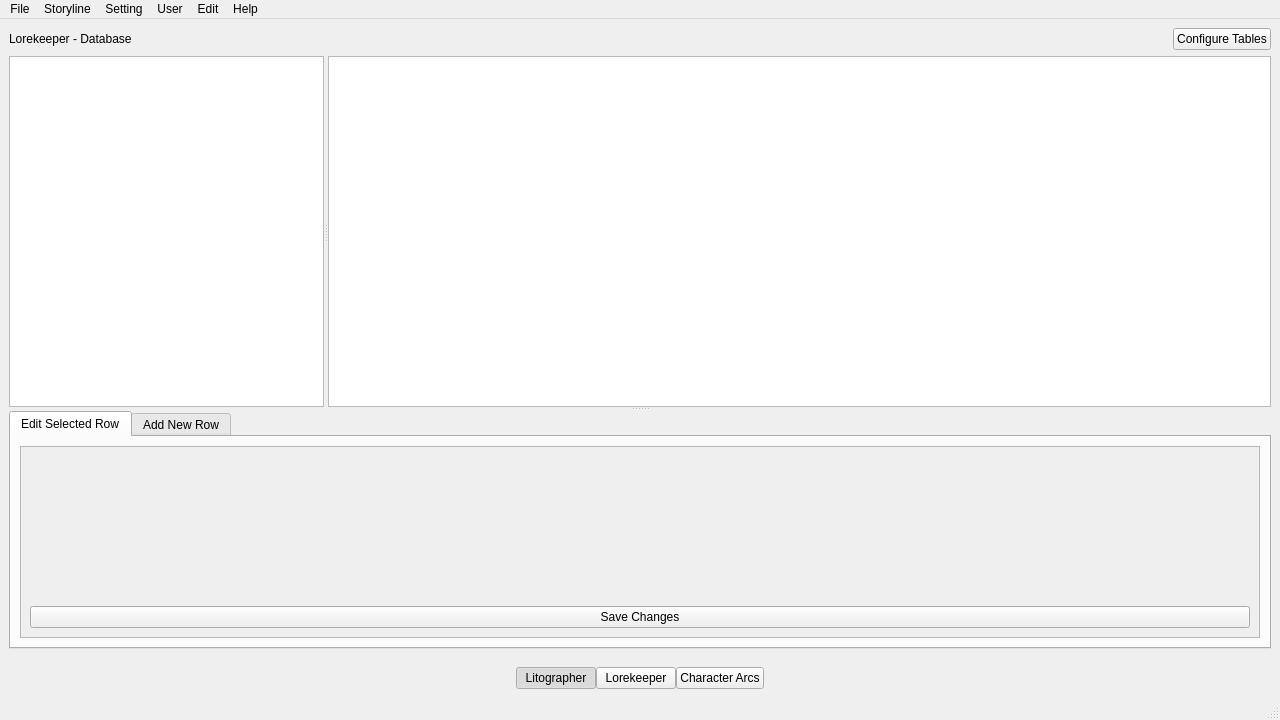
Above: storymaster/view/common/storymaster_main.ui from Bohndiggin/storymaster before the change. Below: the same form after it.
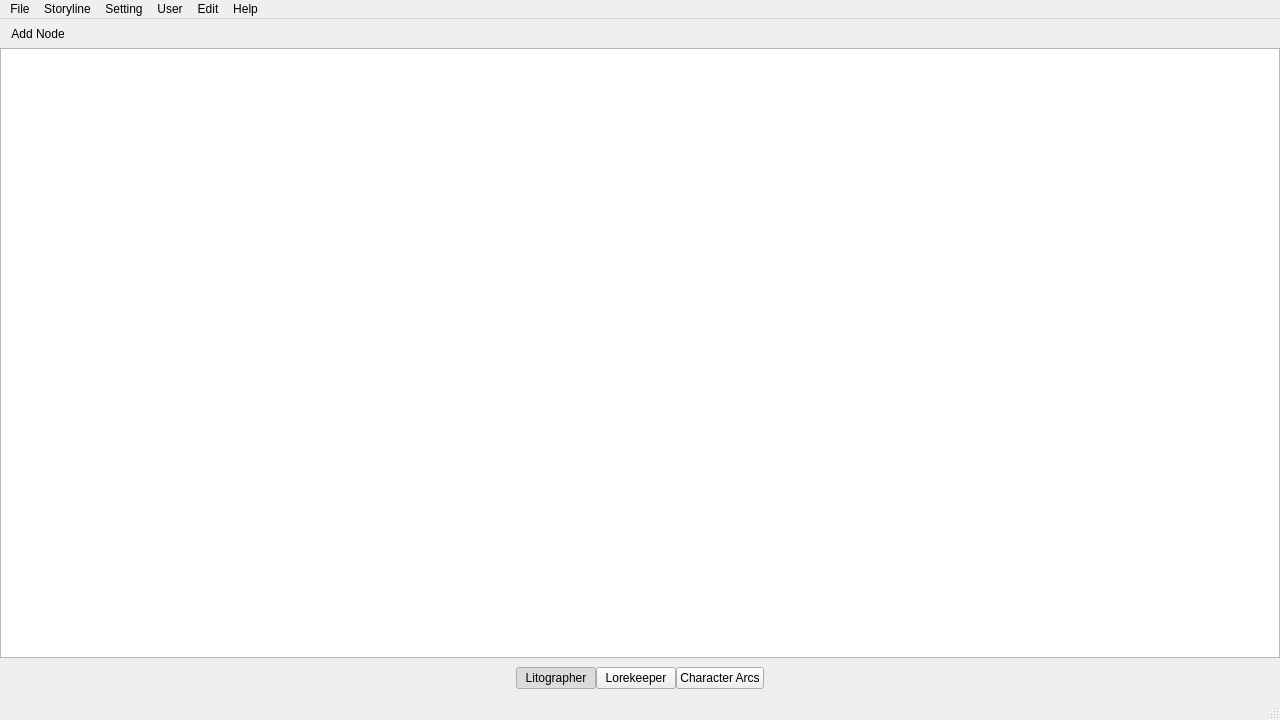
That is the form after the change. The open tabs and pages were chosen to show the change.

Diff of the .ui file:
```diff
--- a/storymaster/view/common/storymaster_main.ui
+++ b/storymaster/view/common/storymaster_main.ui
@@ -283,187 +283,6 @@
         </item>
        </layout>
       </widget>
-      <widget class="QWidget" name="lorekeeperPage">
-       <layout class="QVBoxLayout" name="verticalLayout_4">
-        <item>
-         <layout class="QHBoxLayout" name="lorekeeperHeaderLayout">
-          <item>
-           <widget class="QLabel" name="pageTitleLabel_2">
-            <property name="text">
-             <string>Lorekeeper - Database</string>
-            </property>
-            <property name="objectName">
-             <string>pageTitleLabel</string>
-            </property>
-           </widget>
-          </item>
-          <item>
-           <spacer name="horizontalSpacer">
-            <property name="orientation">
-             <enum>Qt::Horizontal</enum>
-            </property>
-            <property name="sizeHint" stdset="0">
-             <size>
-              <width>40</width>
-              <height>20</height>
-             </size>
-            </property>
-           </spacer>
-          </item>
-          <item>
-           <widget class="QPushButton" name="configureTablesButton">
-            <property name="text">
-             <string>Configure Tables</string>
-            </property>
-           </widget>
-          </item>
-         </layout>
-        </item>
-        <item>
-         <widget class="QSplitter" name="lorekeeperSplitter">
-          <property name="orientation">
-           <enum>Qt::Vertical</enum>
-          </property>
-          <widget class="QSplitter" name="horizontalSplitter">
-           <property name="orientation">
-            <enum>Qt::Horizontal</enum>
-           </property>
-           <widget class="QTreeView" name="databaseTreeView">
-            <property name="sizePolicy">
-             <sizepolicy hsizetype="Expanding" vsizetype="Expanding">
-              <horstretch>1</horstretch>
-              <verstretch>0</verstretch>
-             </sizepolicy>
-            </property>
-            <property name="minimumSize">
-             <size>
-              <width>200</width>
-              <height>0</height>
-             </size>
-            </property>
-            <property name="alternatingRowColors">
-             <bool>false</bool>
-            </property>
-           </widget>
-           <widget class="QTableView" name="databaseTableView">
-            <property name="sizePolicy">
-             <sizepolicy hsizetype="Expanding" vsizetype="Expanding">
-              <horstretch>3</horstretch>
-              <verstretch>0</verstretch>
-             </sizepolicy>
-            </property>
-            <property name="alternatingRowColors">
-             <bool>true</bool>
-            </property>
-           </widget>
-          </widget>
-          <widget class="QTabWidget" name="formTabWidget">
-           <property name="currentIndex">
-            <number>0</number>
-           </property>
-           <widget class="QWidget" name="editTab">
-            <attribute name="title">
-             <string>Edit Selected Row</string>
-            </attribute>
-            <layout class="QVBoxLayout" name="verticalLayout_6">
-             <item>
-              <widget class="QScrollArea" name="editFormScrollArea">
-               <property name="widgetResizable">
-                <bool>true</bool>
-               </property>
-               <widget class="QWidget" name="editFormWidget">
-                <property name="geometry">
-                 <rect>
-                  <x>0</x>
-                  <y>0</y>
-                  <width>1270</width>
-                  <height>123</height>
-                 </rect>
-                </property>
-                <layout class="QVBoxLayout" name="verticalLayout_5">
-                 <item>
-                  <layout class="QFormLayout" name="editFormLayout"/>
-                 </item>
-                 <item>
-                  <spacer name="verticalSpacer">
-                   <property name="orientation">
-                    <enum>Qt::Vertical</enum>
-                   </property>
-                   <property name="sizeHint" stdset="0">
-                    <size>
-                     <width>20</width>
-                     <height>40</height>
-                    </size>
-                   </property>
-                  </spacer>
-                 </item>
-                 <item>
-                  <widget class="QPushButton" name="saveChangesButton">
-                   <property name="text">
-                    <string>Save Changes</string>
-                   </property>
-                  </widget>
-                 </item>
-                </layout>
-               </widget>
-              </widget>
-             </item>
-            </layout>
-           </widget>
-           <widget class="QWidget" name="addTab">
-            <attribute name="title">
-             <string>Add New Row</string>
-            </attribute>
-            <layout class="QVBoxLayout" name="verticalLayout_8">
-             <item>
-              <widget class="QScrollArea" name="addFormScrollArea">
-               <property name="widgetResizable">
-                <bool>true</bool>
-               </property>
-               <widget class="QWidget" name="addFormWidget">
-                <property name="geometry">
-                 <rect>
-                  <x>0</x>
-                  <y>0</y>
-                  <width>1270</width>
-                  <height>123</height>
-                 </rect>
-                </property>
-                <layout class="QVBoxLayout" name="verticalLayout_7">
-                 <item>
-                  <layout class="QFormLayout" name="addFormLayout"/>
-                 </item>
-                 <item>
-                  <spacer name="verticalSpacer_2">
-                   <property name="orientation">
-                    <enum>Qt::Vertical</enum>
-                   </property>
-                   <property name="sizeHint" stdset="0">
-                    <size>
-                     <width>20</width>
-                     <height>40</height>
-                    </size>
-                   </property>
-                  </spacer>
-                 </item>
-                 <item>
-                  <widget class="QPushButton" name="addNewRowButton">
-                   <property name="text">
-                    <string>Add New Row</string>
-                   </property>
-                  </widget>
-                 </item>
-                </layout>
-               </widget>
-              </widget>
-             </item>
-            </layout>
-           </widget>
-          </widget>
-         </widget>
-        </item>
-       </layout>
-      </widget>
       <widget class="QWidget" name="newLorekeeperPage"/>
       <widget class="QWidget" name="characterArcsPage">
        <layout class="QVBoxLayout" name="characterArcsLayout">
```
